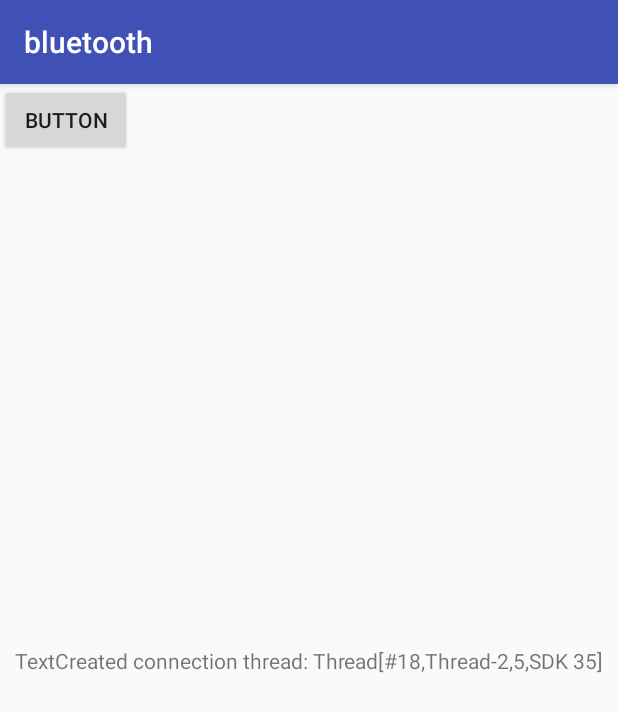
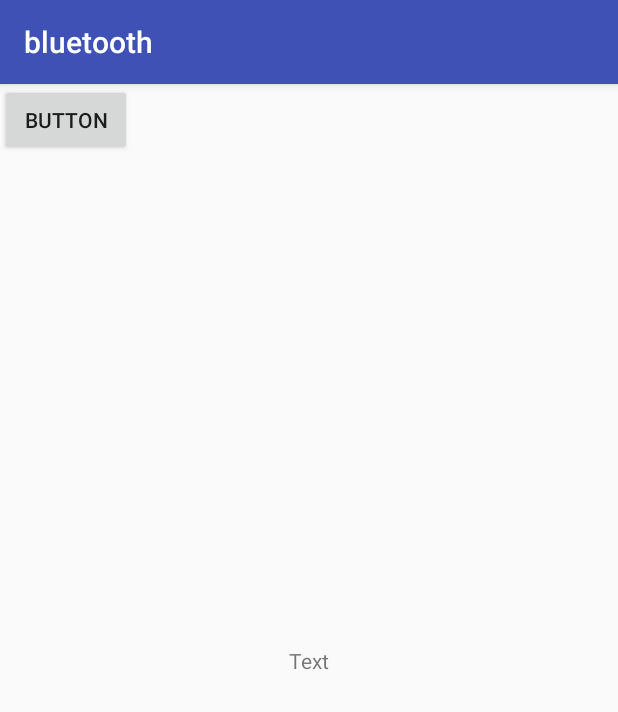
Before and after one commit to eren-rudy/Bluetooth-Alarm-clock, an Android app: the screen it shows after launch (MainActivity), on a phone screen of 412 x 824 dp. Shown: the top 712 px of the screen. Run offline under Robolectric (Android 15) with nearby library versions, the phone set to English and light mode, and no system bars; 8 statements that could not run were skipped.

Commit message:
Added hard-coded UUID, (improve this later), added more device debugging

```diff
--- a/Bluetooth_android/app/src/main/AndroidManifest.xml
+++ b/Bluetooth_android/app/src/main/AndroidManifest.xml
@@ -3,6 +3,7 @@
     package="com.example.eren.bluetooth">
 
     <uses-permission android:name="android.permission.BLUETOOTH" />
+    <uses-permission android:name="android.permission.BLUETOOTH_ADMIN" />
     <application
         android:allowBackup="true"
         android:icon="@mipmap/ic_launcher"
--- a/Bluetooth_android/app/src/main/java/com/example/eren/bluetooth/ConnectThread.java
+++ b/Bluetooth_android/app/src/main/java/com/example/eren/bluetooth/ConnectThread.java
@@ -16,9 +16,9 @@ public class ConnectThread extends Thread {
     private final BluetoothSocket mmSocket;
     private final BluetoothDevice mmDevice;
     BluetoothAdapter mBluetoothAdapter = BluetoothAdapter.getDefaultAdapter();
-    private UUID MY_UUID = UUID.fromString("e432682a-8c81-11e7-bb31-be2e44b06b34");
+    private UUID MY_UUID = UUID.fromString("00001101-0000-1000-8000-00805f9b34fb");
     private String NAME = "connectionName";
-    private String TAG = "TAG";
+
 
     public ConnectThread(BluetoothDevice device) {
         // Use a temporary object that is later assigned to mmSocket
@@ -29,28 +29,34 @@ public class ConnectThread extends Thread {
         try {
             // Get a BluetoothSocket to connect with the given BluetoothDevice.
             // MY_UUID is the app's UUID string, also used in the server code.
-            tmp = device.createRfcommSocketToServiceRecord(MY_UUID);
+            tmp = device.createInsecureRfcommSocketToServiceRecord(MY_UUID);
         } catch (IOException e) {
-            Log.e(TAG, "Socket's create() method failed", e);
+            Log.e("Eren-ConnectThread", "Socket's create() method failed", e);
         }
         mmSocket = tmp;
-        Log.d(TAG, "Creating temporary socket");
+        Log.d("Eren-ConnectThread", "Creating temporary socket");
     }
 
     public void run() {
         // Cancel discovery because it otherwise slows down the connection.
-        mBluetoothAdapter.cancelDiscovery();
+        if(mBluetoothAdapter.isDiscovering()) {
+            mBluetoothAdapter.cancelDiscovery();
+        }
 
         try {
             // Connect to the remote device through the socket. This call blocks
             // until it succeeds or throws an exception.
             mmSocket.connect();
+
         } catch (IOException connectException) {
             // Unable to connect; close the socket and return.
+            Log.d("Eren-ConnectThreadRun", "Is connected? " + mmSocket.isConnected());
             try {
+                Log.d("Eren-ConnectThreadRun", "Closing the client socket");
                 mmSocket.close();
             } catch (IOException closeException) {
-                Log.e(TAG, "Could not close the client socket", closeException);
+                Log.d("Eren-ConnectThreadRun", "Could not close the client socket");
+                Log.e("Eren-ConnectThreadRun", "Could not close the client socket", closeException);
             }
             return;
         }
@@ -61,16 +67,17 @@ public class ConnectThread extends Thread {
     }
 
     public void manageMyConnectedSocket(BluetoothSocket socket) {
-        Log.d(TAG, "Managing socket..." + socket.toString());
+        Log.d("Eren-ManageSocket", "Managing socket..." + socket.toString());
 
     }
 
     // Closes the client socket and causes the thread to finish.
     public void cancel() {
         try {
+            Log.d("ConnectThreadCancel", "Closing the client socket");
             mmSocket.close();
         } catch (IOException e) {
-            Log.e(TAG, "Could not close the client socket", e);
+            Log.e("ConnectThreadCancel", "Could not close the client socket", e);
         }
     }
 }
--- a/Bluetooth_android/app/src/main/java/com/example/eren/bluetooth/MainActivity.java
+++ b/Bluetooth_android/app/src/main/java/com/example/eren/bluetooth/MainActivity.java
@@ -1,5 +1,6 @@
 package com.example.eren.bluetooth;
 
+import android.os.ParcelUuid;
 import android.support.v7.app.AppCompatActivity;
 import android.os.Bundle;
 //import android.widget.Button;
@@ -36,7 +37,7 @@ public class MainActivity extends AppCompatActivity {
         BluetoothDevice matchingDevice = null;
 
         Context context = getApplicationContext(); //for Toast
-        Toast toast = Toast.makeText(context,"Found Arduino Module", toastDuration);
+        Toast toast = Toast.makeText(context,"Found Arduino Module in Paired Devices", toastDuration);
 
         if (pairedDevices.size() > 0) {
             // There are paired devices. Get the name and address of each paired device.
@@ -76,26 +77,27 @@ public class MainActivity extends AppCompatActivity {
         BluetoothDevice arduinoModule;
 
 
-
-
-
         if (!mBluetoothAdapter.isEnabled()) { //if bluetooth isn't enabled, enable it
             Intent enableBtIntent = new Intent(BluetoothAdapter.ACTION_REQUEST_ENABLE);
             startActivityForResult(enableBtIntent, 1);
         }
 
         arduinoModule = queryDevices(arduinoModuleName, mBluetoothAdapter); //set arduinoModule device to device with name "HC-06"
+        ParcelUuid [] uuid = arduinoModule.getUuids();
 
+        Log.d("Eren-onCreate", "Found arduino module: " + arduinoModule + "\n");
+        Log.d("Eren-onCreate", "Device name: " + arduinoModule.getName());
+        Log.d("Eren-onCreate", "UUID of remote device: " + uuid[0].getUuid());
+        Log.d("Eren-onCreate", "Bluetooth Class: " + arduinoModule.getBluetoothClass());
+        Log.d("Eren-onCreate", "Device bond state: " + arduinoModule.getBondState());
+        Log.d("Eren-onCreate", "");
 
-        debug.setText("Found arduino module: " + arduinoModule.getName() + "\n");
-//        Log.d(arduinoModule.getUuids());
+        Log.d("Eren-onCreate", "Creating new Connection thread");
+        ConnectThread newThread = new ConnectThread(arduinoModule);
 
-        Log.d("TAG", "Creating new Connection thread");
-
-        ConnectThread newThread = new ConnectThread(arduinoModule);
-        debug.append("Created connection thread: " + newThread.toString());
-
-
+//        debug.append("Created connection thread: " + newThread.toString());
+        Log.d("Eren-onCreate", "Starting ConnectThread.run");
+        newThread.run();
 
     }
 
```
Also changed, not shown: 1 other file.
